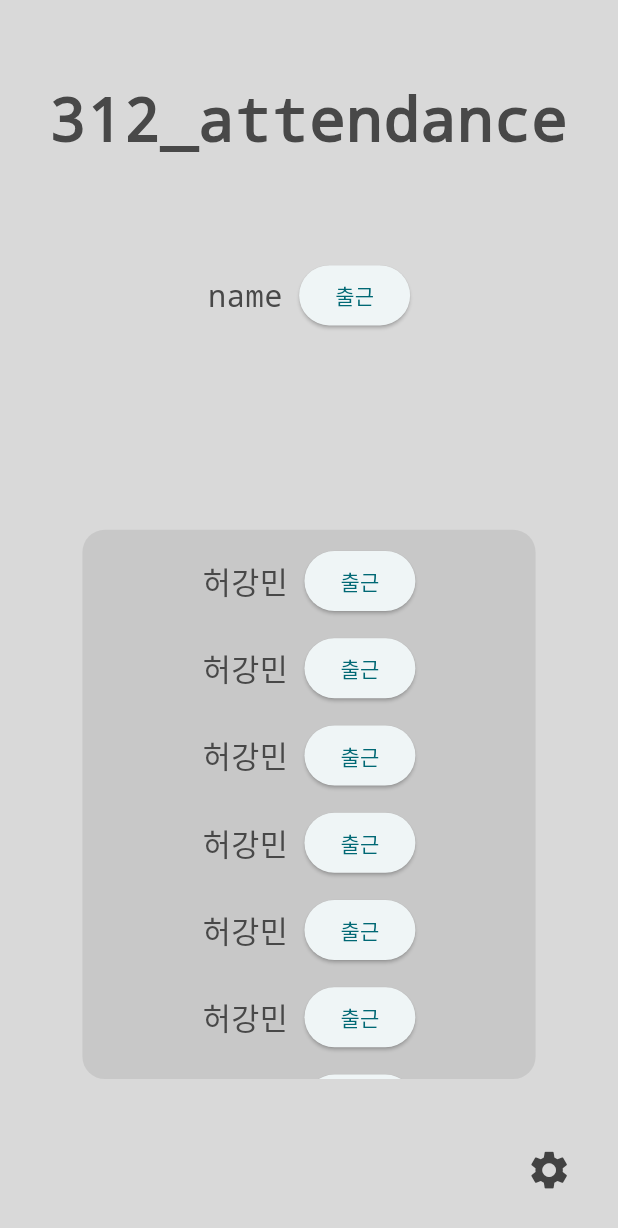
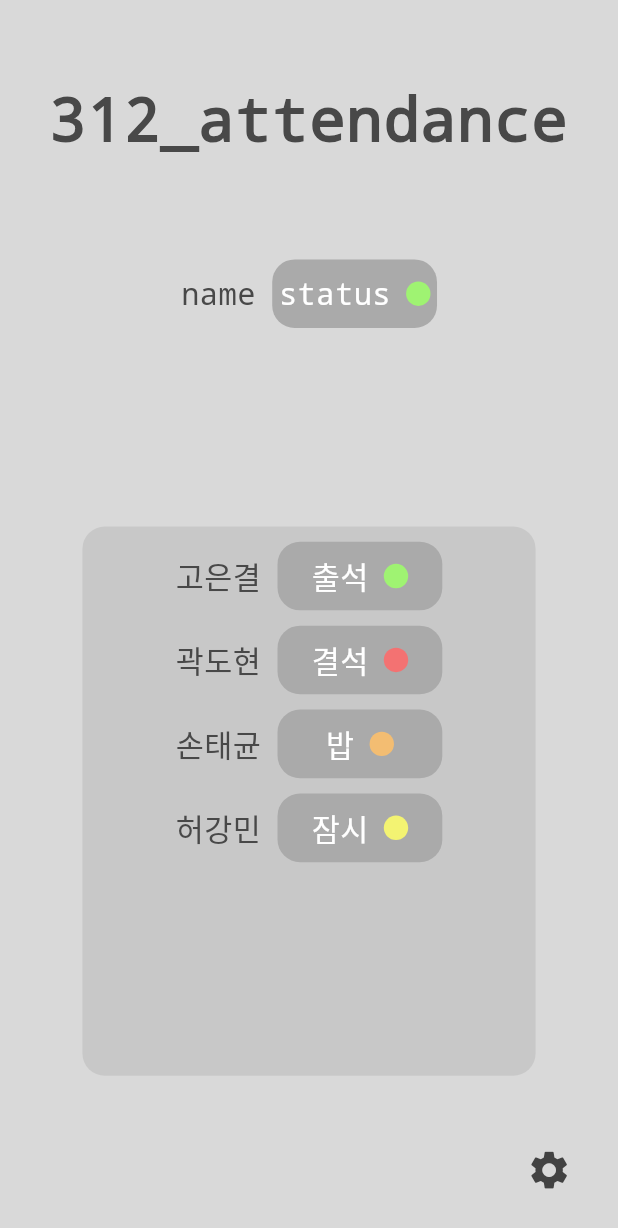
Before and after one commit to HappySnupy/lab_attendance, a Flutter app: the screen it shows after launch, on a phone screen of 412 x 824 dp. Shown: the top 1228 px of the screen. Run offline on Flutter 3.47's test engine with Material 3 defaults, Android fonts, the phone set to English and light mode, and no system bars; our stand-ins replace flutter_screenutil, get, shared_preferences.

Commit message:
front-end implementing almost complete

```diff
--- a/lib/features/home/view/home.attendancewidget.dart
+++ b/lib/features/home/view/home.attendancewidget.dart
@@ -7,12 +7,10 @@ import 'package:lab_attendance/features/user/user.controller.dart';
 
 class AttendanceStatus extends StatelessWidget {
   final String name;
-  final String statusText;
 
   const AttendanceStatus({
     super.key,
     required this.name,
-    required this.statusText,
   });
 
   Color getStatusColor(String status) {
@@ -32,7 +30,7 @@ class AttendanceStatus extends StatelessWidget {
 
   @override
   Widget build(BuildContext context) {
-    final Color statusColor = getStatusColor(statusText);
+    final userController = Get.find<UserController>();
 
     return Row(
       mainAxisAlignment: MainAxisAlignment.center,
@@ -47,27 +45,57 @@ class AttendanceStatus extends StatelessWidget {
           ),
         ),
         SizedBox(width: 10.w),
-        ElevatedButton(
-          onPressed: () {
+        GestureDetector(
+          onTap: () {
             showModalBottomSheet(
               context: context,
-              isScrollControlled: true,
               shape: RoundedRectangleBorder(
-                borderRadius: BorderRadius.circular(15)
+                borderRadius: BorderRadius.vertical(top: Radius.circular(20)),
               ),
-              builder: (context) {
-                return StatusSelector();
-              }
+              builder: (_) => StatusSelector(),
             );
           },
-          child: Text('출근'),
-        )
+          child: Obx(() => Container(
+            width: 100.w,
+            height: 45.h,
+            decoration: BoxDecoration(
+              color: colRadiusRec,
+              borderRadius: BorderRadius.circular(15),
+            ),
+            alignment: Alignment.center,
+            child: Row(
+              mainAxisAlignment: MainAxisAlignment.center,
+              children: [
+                Text(
+                  userController.currentStatus.value,
+                  style: TextStyle(
+                    fontFamily: 'Courier',
+                    fontSize: 20.sp,
+                    color: colStateText,
+                    fontWeight: FontWeight.w200,
+                  ),
+                ),
+                SizedBox(width: 10.sp,),
+                Container(
+                  width: 16.sp,
+                  height: 16.sp,
+                  decoration: BoxDecoration(
+                    color: getStatusColor(userController.currentStatus.value),
+                    shape: BoxShape.circle,
+                  ),
+                  alignment: Alignment.center,
+                )
+              ],
+            ),
+          ),),)
       ],
     );
   }
 }
 
 class StatusSelector extends StatelessWidget {
+  StatusSelector({Key? key}) : super(key: key);
+
   final List<Map<String, dynamic>> statuses = [
     {'label': '출근', 'color': colAttendance},
     {'label': '잠시', 'color': colFAM},
@@ -100,3 +128,83 @@ class StatusSelector extends StatelessWidget {
     );
   }
 }
+
+class AttendanceStatusOthers extends StatelessWidget {
+  final String name;
+  final String status;
+
+  const AttendanceStatusOthers({
+    super.key,
+    required this.name,
+    required this.status,
+  });
+
+  Color getStatusColor(String status) {
+    switch (status) {
+      case '출석':
+        return colAttendance;
+      case '결석':
+        return colAbsence;
+      case '밥':
+        return colBob;
+      case '잠시':
+        return colFAM;
+      default:
+        return colAttendance;
+    }
+  }
+
+  @override
+  Widget build(BuildContext context) {
+    final userController = Get.find<UserController>();
+
+    return Row(
+      mainAxisAlignment: MainAxisAlignment.center,
+      children: [
+        Text(
+          name,
+          style: TextStyle(
+            fontFamily: 'Courier',
+            fontSize: 20.sp,
+            color: colTitle,
+            fontWeight: FontWeight.w200,
+          ),
+        ),
+        SizedBox(width: 10.w),
+        Container(
+          width: 100.w,
+          height: 45.h,
+          decoration: BoxDecoration(
+            color: colRadiusRec,
+            borderRadius: BorderRadius.circular(15),
+          ),
+          alignment: Alignment.center,
+          child: Row(
+            mainAxisAlignment: MainAxisAlignment.center,
+            children: [
+              Text(
+                status,
+                style: TextStyle(
+                  fontFamily: 'Courier',
+                  fontSize: 20.sp,
+                  color: colStateText,
+                  fontWeight: FontWeight.w200,
+                ),
+              ),
+              SizedBox(width: 10.sp,),
+              Container(
+                width: 16.sp,
+                height: 16.sp,
+                decoration: BoxDecoration(
+                  color: getStatusColor(status),
+                  shape: BoxShape.circle,
+                ),
+                alignment: Alignment.center,
+              )
+            ],
+          )
+        )
+      ]
+    );
+  }
+}
--- a/lib/features/home/view/home.view.dart
+++ b/lib/features/home/view/home.view.dart
@@ -13,6 +13,7 @@ class HomeView extends StatelessWidget {
   @override
   Widget build(BuildContext context) {
     final userController = Get.put(UserController());
+    final users = userController.userList;
 
     return Obx(() => Scaffold(
       appBar: PreferredSize(
@@ -47,7 +48,7 @@ class HomeView extends StatelessWidget {
               crossAxisAlignment: CrossAxisAlignment.center,
               children: [
                 SizedBox(height: 20.h,),
-                AttendanceStatus(name: userController.name.value, statusText: '출석'),
+                AttendanceStatus(name: userController.name.value),
                 SizedBox(height: 130.h,),
                 Container(
                   padding: EdgeInsets.only(top: 10.h),
@@ -59,24 +60,12 @@ class HomeView extends StatelessWidget {
                   ),
                   child: SingleChildScrollView(
                     child: Column(
-                      children: [
-                        AttendanceStatus(name: '허강민', statusText: '결석'),
-                        SizedBox(height: 10.h,),
-                        AttendanceStatus(name: '허강민', statusText: '밥'),
-                        SizedBox(height: 10.h,),
-                        AttendanceStatus(name: '허강민', statusText: '잠시'),
-                        SizedBox(height: 10.h,),
-                        AttendanceStatus(name: '허강민', statusText: '밥'),
-                        SizedBox(height: 10.h,),
-                        AttendanceStatus(name: '허강민', statusText: '출석'),
-                        SizedBox(height: 10.h,),
-                        AttendanceStatus(name: '허강민', statusText: '밥'),
-                        SizedBox(height: 10.h,),
-                        AttendanceStatus(name: '허강민', statusText: '결석'),
-                        SizedBox(height: 10.h,),
-                        AttendanceStatus(name: '허강민', statusText: '밥'),
-                        SizedBox(height: 10.h,),
-                      ],
+                      children: users.map((user) {
+                        return Padding(
+                          padding: EdgeInsets.only(bottom: 10.h),
+                          child: AttendanceStatusOthers(name: user.name, status: user.currentStatus,),
+                        );
+                      }).toList(),
                     ),
                   ),
                 ),
--- a/lib/features/user/user.controller.dart
+++ b/lib/features/user/user.controller.dart
@@ -1,5 +1,9 @@
 import 'package:flutter/material.dart';
 import 'package:get/get.dart';
+import 'package:lab_attendance/model/user.model.dart';
+import 'package:shared_preferences/shared_preferences.dart';
+import 'dart:convert';
+import 'package:http/http.dart' as http;
 
 class UserController extends GetxController {
   var isEditing = false.obs;
@@ -11,10 +15,14 @@ class UserController extends GetxController {
 
   var currentStatus = "status".obs;
 
+  var userList = <UserModel>[].obs;
+
   @override
   void onInit() {
     nameController = TextEditingController(text: name.value);
     idController = TextEditingController(text: studentId.value);
+    loadSavedUser();
+    fetchUsersFromServer();
     super.onInit();
   }
 
@@ -28,9 +36,54 @@ class UserController extends GetxController {
     name.value = nameController.text;
     studentId.value = idController.text;
     isEditing.value = false;
+    saveUser();
   }
 
   void updateStatus(String newStatus) {
     currentStatus.value = newStatus;
   }
+
+  Future<void> saveUser() async {
+    final prefs = await SharedPreferences.getInstance();
+    await prefs.setString('userName', name.value);
+    await prefs.setString('studentId', studentId.value);
+  }
+
+  Future<void> loadSavedUser() async {
+    final prefs = await SharedPreferences.getInstance();
+    name.value = prefs.getString('userName') ?? 'name';
+    studentId.value = prefs.getString('studentId') ?? 'student_id';
+  }
+
+  Future<void> fetchUsersFromServer() async {
+    await Future.delayed(Duration(milliseconds: 500)); // 로딩 딜레이 흉내
+
+    final dummyJson = '''
+  [
+    { "name": "고은결", "student_id": "20231234", "status": "출석" },
+    { "name": "곽도현", "student_id": "20231235", "status": "결석" },
+    { "name": "손태균", "student_id": "20231236", "status": "밥" },
+    { "name": "허강민", "student_id": "20231237", "status": "잠시" }
+  ]
+  ''';
+
+    final data = json.decode(dummyJson) as List;
+    userList.value = data.map((e) => UserModel.fromJson(e)).toList();
+  }
+
+
+// Future<void> fetchUsersFromServer() async {
+  //   try {
+  //     final response = await http.get(Uri.parse('https://서버주소/api/users'));
+  //
+  //     if (response.statusCode == 200) {
+  //       final data = json.decode(response.body) as List;
+  //       userList.value = data.map((json) => UserModel.fromJson(json)).toList();
+  //     } else {
+  //       throw Exception("불러오기 실패");
+  //     }
+  //   } catch (e) {
+  //     Get.snackbar("에러", "서버 통신 실패: $e");
+  //   }
+  // }
 }
--- a/lib/features/user/view/user.view.dart
+++ b/lib/features/user/view/user.view.dart
@@ -51,7 +51,7 @@ class UserView extends StatelessWidget {
                             'name: ${userController.name.value}',
                             style: TextStyle(
                               fontFamily: 'Courier',
-                              fontSize: 23.sp,
+                              fontSize: 20.sp,
                               fontWeight: FontWeight.w600,
                               color: colTitle,
                             ),
@@ -69,7 +69,7 @@ class UserView extends StatelessWidget {
                             'student_id: ${userController.studentId.value}',
                             style: TextStyle(
                               fontFamily: 'Courier',
-                              fontSize: 23.sp,
+                              fontSize: 20.sp,
                               fontWeight: FontWeight.w600,
                               color: colTitle,
                             ),
--- a/lib/model/user.model.dart
+++ b/lib/model/user.model.dart
@@ -1,11 +1,15 @@
 class UserModel {
-  String name;
-  String studentId;
-  String currentStatus;
+  final String name;
+  final String studentId;
+  final String currentStatus;
 
-  UserModel({
-    this.name = '',
-    this.studentId = '',
-    this.currentStatus =''
-  });
+  UserModel({required this.name, required this.studentId, required this.currentStatus});
+
+  factory UserModel.fromJson(Map<String, dynamic> json) {
+    return UserModel(
+      name: json['name'],
+      studentId: json['student_id'],
+      currentStatus: json['status'],
+    );
+  }
 }
--- a/pubspec.yaml
+++ b/pubspec.yaml
@@ -36,6 +36,8 @@ dependencies:
   cupertino_icons: ^1.0.8
   flutter_screenutil: ^5.9.3
   get: ^4.7.2
+  shared_preferences: ^2.5.3
+  http: ^1.4.0
 
 dev_dependencies:
   flutter_test:
```
Also changed, not shown: lib/app/app.controller.dart (line endings or trailing spaces), pubspec.lock, 2 other files.
